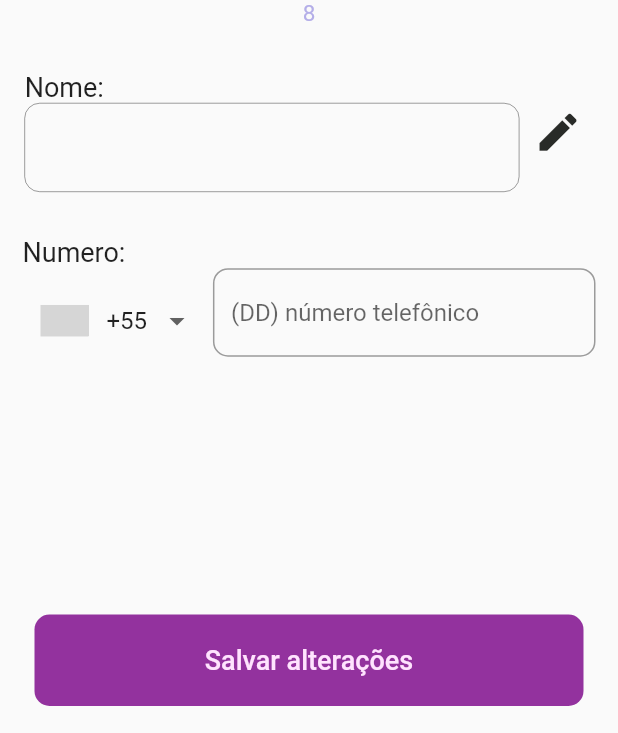
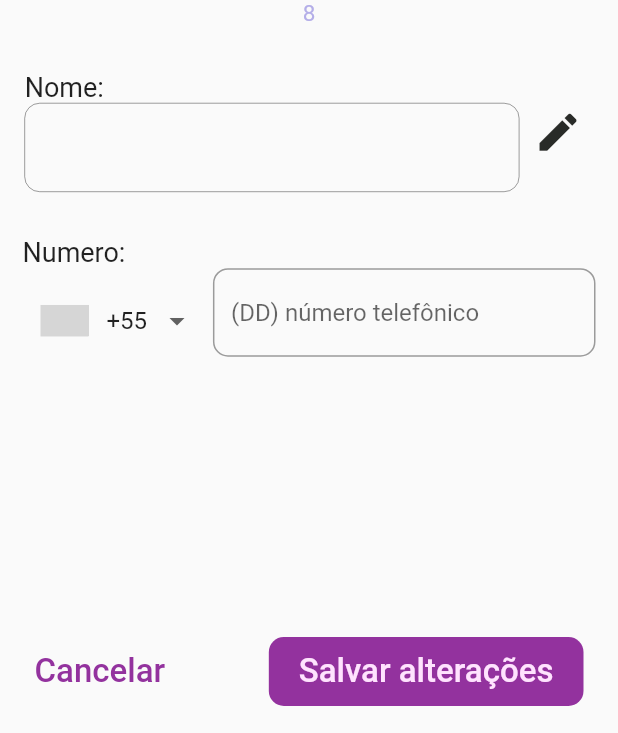
Before and after one commit to DanielLeiros/balaio, a Flutter app: the ProfilePage screen opened by its route, on a phone screen of 412 x 824 dp, the part 503-1236 px from its top. Run offline on Flutter 3.47's test engine with Material 2 defaults, Android fonts, the phone set to English and light mode, and no system bars; drawn by our look-alikes of intl_phone_number_input; our stand-ins replace cached_network_image, flutter_modular, geolocator; missing offline and left inert: fab_circular_menu, latlng, map; grey boxes are pictures that could not be loaded.

Commit message:
welcome padding, profile buttons

```diff
--- a/lib/app/pages/auth_page.dart
+++ b/lib/app/pages/auth_page.dart
@@ -13,7 +13,7 @@ class AuthPage extends StatefulWidget {
 class _AuthPageState extends State<AuthPage> {
   bool terms = false;
 
-  void toggleTerms(bool val) {
+  void toggleTerms() {
     setState(() {
       terms = !terms;
     });
@@ -77,7 +77,7 @@ class _AuthPageState extends State<AuthPage> {
                     Row(children: [
                       Checkbox(
                         value: terms,
-                        onChanged: (e) => toggleTerms,
+                        onChanged: (e) => toggleTerms(),
                       ),
                       Container(
                         width: MediaQuery.of(context).size.width * .75,
--- a/lib/app/pages/profile_page.dart
+++ b/lib/app/pages/profile_page.dart
@@ -108,32 +108,41 @@ class _ProfilePageState extends State<ProfilePage> {
                     ),
                   ],
                 ),
+                Row(
+                  mainAxisAlignment: MainAxisAlignment.spaceBetween,
+                  children: [
+                    TextButton(
+                      onPressed: () {
+                        Modular.to.pushNamed('/home');
+                      },
+                      child: Text(
+                        'Cancelar',
+                        style:
+                            TextStyle(color: BalaioTheme.primary, fontSize: 22),
+                      ),
+                    ),
                     TextButton(
                       onPressed: () {
                         Modular.to.pushNamed('/home');
                       },
                       child: Container(
-                    width: MediaQuery.of(context).size.width,
-                    padding: EdgeInsets.symmetric(
-                      vertical: 20,
-                    ),
+                        padding:
+                            EdgeInsets.symmetric(vertical: 10, horizontal: 20),
                         decoration: BoxDecoration(
                           color: BalaioTheme.primary,
-                        borderRadius: BorderRadius.all(Radius.circular(10))),
-                    child: Row(
-                      mainAxisAlignment: MainAxisAlignment.center,
-                      children: [
-                        Text(
+                          borderRadius: BorderRadius.all(
+                            Radius.circular(10),
+                          ),
+                        ),
+                        child: Text(
                           'Salvar alterações',
-                          style: TextStyle(
-                            color: BalaioTheme.white,
-                            fontSize: 18,
+                          style:
+                              TextStyle(color: BalaioTheme.white, fontSize: 22),
+                        ),
                       ),
                     ),
                   ],
-                    ),
-                  ),
-                ),
+                )
               ],
             ),
           ),
--- a/lib/app/pages/welcome_page.dart
+++ b/lib/app/pages/welcome_page.dart
@@ -9,7 +9,7 @@ class WelcomePage extends StatelessWidget {
     return Scaffold(
         backgroundColor: Colors.white,
         body: Container(
-          padding: EdgeInsets.only(top: 100, left: 30, right: 30, bottom: 10),
+          padding: EdgeInsets.only(top: 100, left: 15, right: 15, bottom: 10),
           child: Column(
             mainAxisAlignment: MainAxisAlignment.spaceBetween,
             crossAxisAlignment: CrossAxisAlignment.center,
```
Lines whose indentation alone changed are shown as unchanged.
